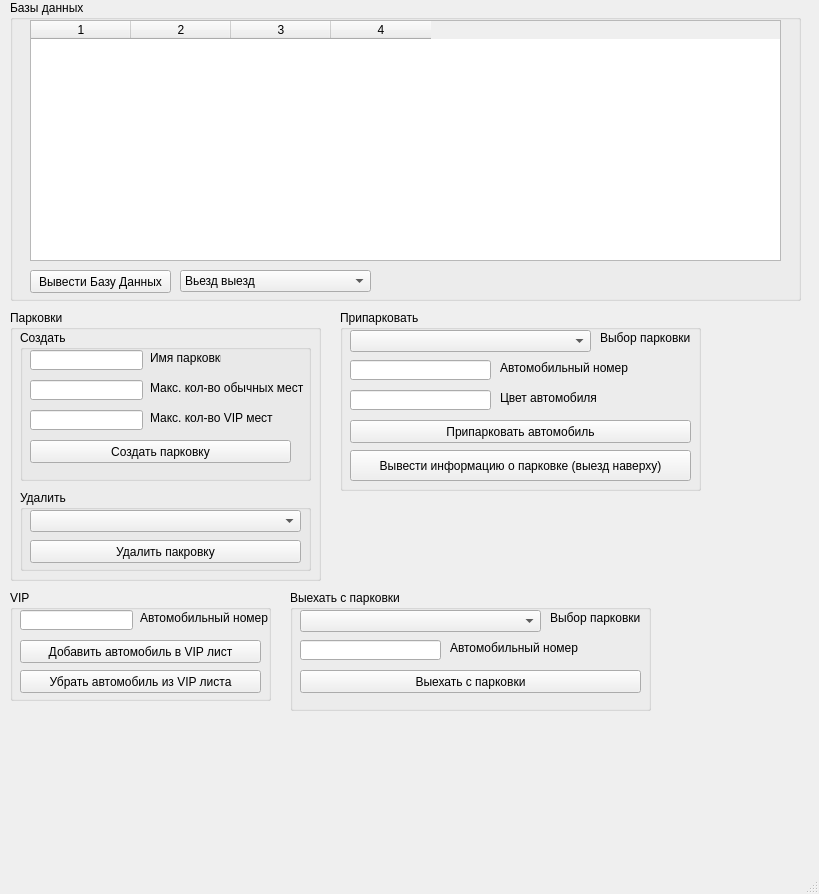
First picture: the form in MainWidow.ui, repository D0rG/Py_Kurs_Work, before the edit.
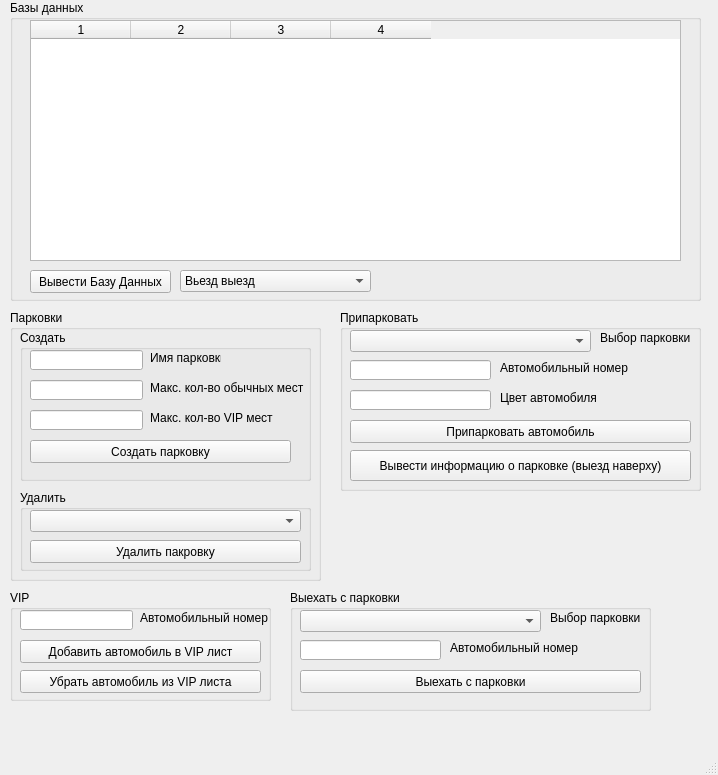
Second picture: the form after the edit.

The edit to the form file:
```diff
--- a/MainWidow.ui
+++ b/MainWidow.ui
@@ -6,8 +6,8 @@
    <rect>
     <x>0</x>
     <y>0</y>
-    <width>819</width>
-    <height>894</height>
+    <width>718</width>
+    <height>775</height>
    </rect>
   </property>
   <property name="windowTitle">
@@ -19,7 +19,7 @@
      <rect>
       <x>10</x>
       <y>0</y>
-      <width>791</width>
+      <width>691</width>
       <height>301</height>
      </rect>
     </property>
@@ -34,7 +34,7 @@
       <rect>
        <x>20</x>
        <y>20</y>
-       <width>751</width>
+       <width>651</width>
        <height>241</height>
       </rect>
      </property>
```
Left out of the diff: 4 changed lines with no effect on the pictures.
